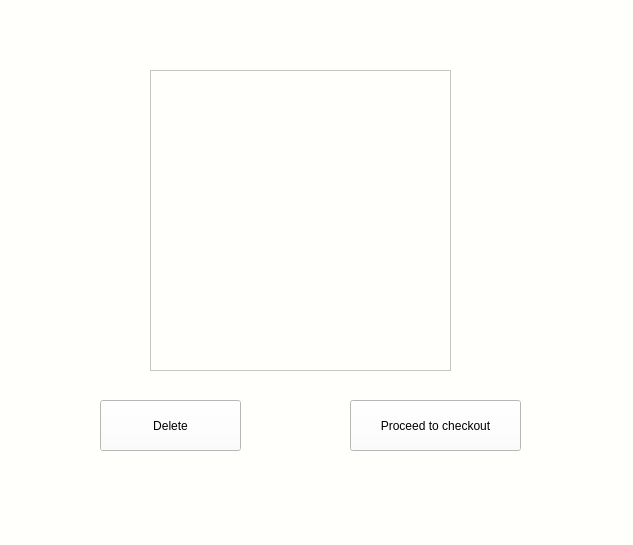
Old version of the form MEDAD/shoppingcart.ui in the repository yomnahisham/CSCE1102-LabProject.
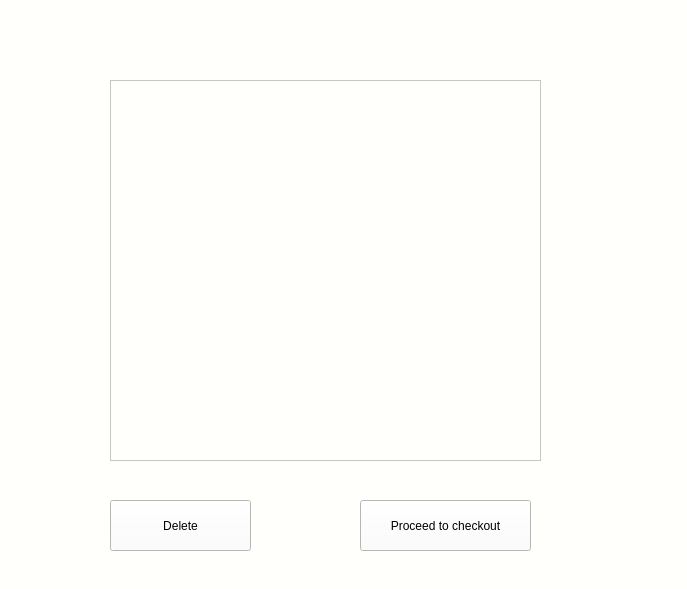
New version of the form.

What changed in the file:
```diff
--- a/MEDAD/shoppingcart.ui
+++ b/MEDAD/shoppingcart.ui
@@ -6,8 +6,8 @@
    <rect>
     <x>0</x>
     <y>0</y>
-    <width>633</width>
-    <height>545</height>
+    <width>687</width>
+    <height>589</height>
    </rect>
   </property>
   <property name="windowTitle">
@@ -20,18 +20,18 @@
   <widget class="QTableWidget" name="cartTable">
    <property name="geometry">
     <rect>
-     <x>150</x>
-     <y>70</y>
-     <width>301</width>
-     <height>301</height>
+     <x>110</x>
+     <y>80</y>
+     <width>431</width>
+     <height>381</height>
     </rect>
    </property>
   </widget>
   <widget class="QPushButton" name="CheckOutButton">
    <property name="geometry">
     <rect>
-     <x>350</x>
-     <y>400</y>
+     <x>360</x>
+     <y>500</y>
      <width>171</width>
      <height>51</height>
     </rect>
@@ -43,8 +43,8 @@
   <widget class="QPushButton" name="DeleteItem">
    <property name="geometry">
     <rect>
-     <x>100</x>
-     <y>400</y>
+     <x>110</x>
+     <y>500</y>
      <width>141</width>
      <height>51</height>
     </rect>
```
